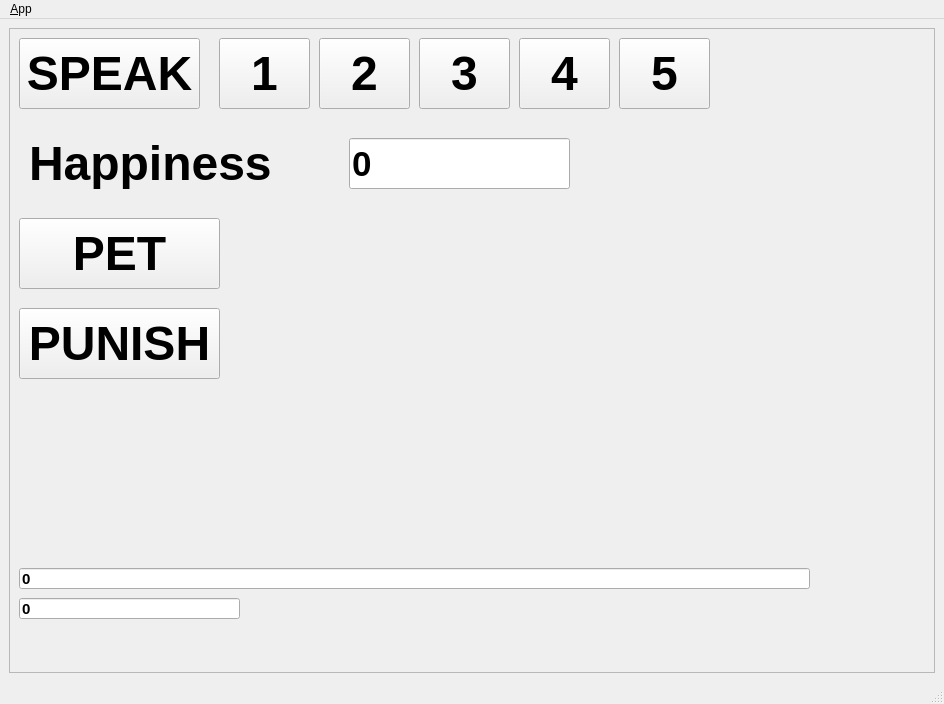
This is ui/main_window.ui in Room1104/qtgui as Qt 5 draws it before an edit. The edited form follows.
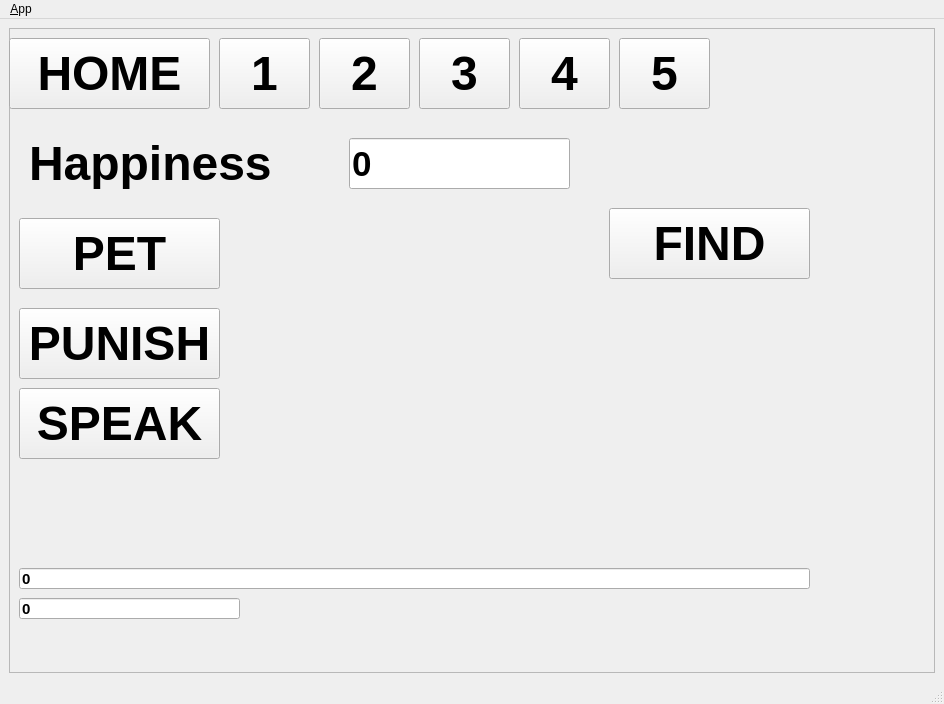
This is the edited form. Icons and pictures are not drawn.

The edit to the form file:
```diff
--- a/ui/main_window.ui
+++ b/ui/main_window.ui
@@ -41,8 +41,8 @@
        <property name="geometry">
         <rect>
          <x>10</x>
-         <y>10</y>
-         <width>181</width>
+         <y>360</y>
+         <width>201</width>
          <height>71</height>
         </rect>
        </property>
@@ -276,6 +276,38 @@
         <string>0</string>
        </property>
       </widget>
+      <widget class="QPushButton" name="pushButton_home">
+       <property name="geometry">
+        <rect>
+         <x>0</x>
+         <y>10</y>
+         <width>201</width>
+         <height>71</height>
+        </rect>
+       </property>
+       <property name="styleSheet">
+        <string notr="true">font: bold 36pt &quot;Ubuntu&quot;;</string>
+       </property>
+       <property name="text">
+        <string>HOME</string>
+       </property>
+      </widget>
+      <widget class="QPushButton" name="pushButton_find">
+       <property name="geometry">
+        <rect>
+         <x>600</x>
+         <y>180</y>
+         <width>201</width>
+         <height>71</height>
+        </rect>
+       </property>
+       <property name="styleSheet">
+        <string notr="true">font: bold 36pt &quot;Ubuntu&quot;;</string>
+       </property>
+       <property name="text">
+        <string>FIND</string>
+       </property>
+      </widget>
      </widget>
     </item>
    </layout>
```
